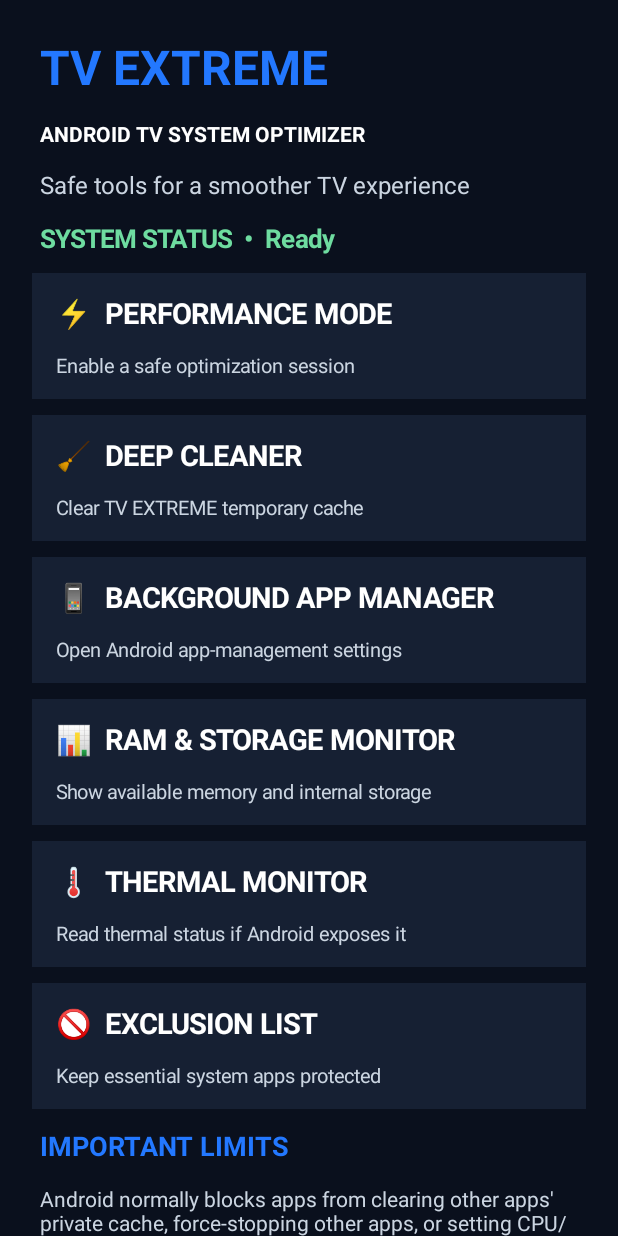
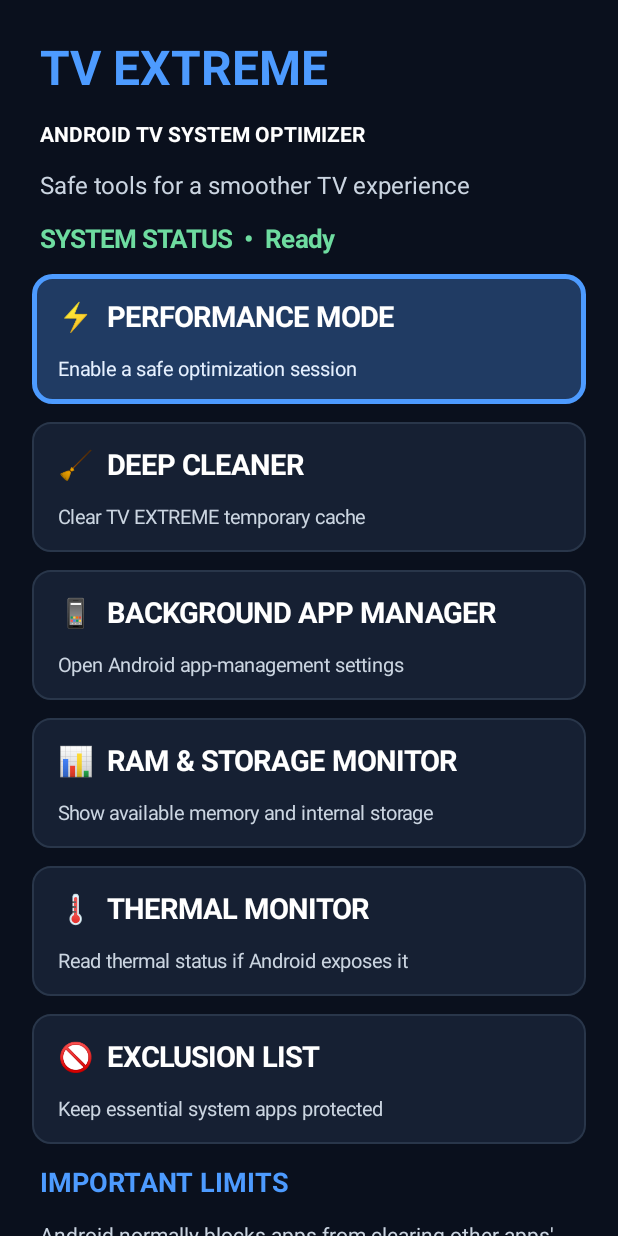
Before and after one commit to hexxrr/TV-EXTREME, an Android app: the screen it shows after launch (MainActivity), on a phone screen of 412 x 824 dp. Run offline under Robolectric (Android 15) with nearby library versions, the phone set to English and light mode, and no system bars.

Commit message:
Add visible D-pad focus highlight for TV remote navigation

```diff
--- a/app/src/main/java/com/tvextreme/optimizer/MainActivity.kt
+++ b/app/src/main/java/com/tvextreme/optimizer/MainActivity.kt
@@ -3,6 +3,8 @@ package com.tvextreme.optimizer
 import android.app.Activity
 import android.app.ActivityManager
 import android.content.Context
+import android.graphics.Color
+import android.graphics.drawable.GradientDrawable
 import android.os.Bundle
 import android.os.StatFs
 import android.view.KeyEvent
@@ -17,67 +19,146 @@ class MainActivity : Activity() {
     private lateinit var status: TextView
     private val navy = 0xFF0A101D.toInt()
     private val tile = 0xFF162033.toInt()
-    private val blue = 0xFF2378FF.toInt()
+    private val selectedTile = 0xFF203B63.toInt()
+    private val blue = 0xFF4D9BFF.toInt()
+    private val normalText = 0xFFCBD5E1.toInt()
+    private val actions = mutableListOf<LinearLayout>()
 
     override fun onCreate(savedInstanceState: Bundle?) {
         super.onCreate(savedInstanceState)
         window.decorView.systemUiVisibility = 5894 or 1024 or 512
-        val scroll = ScrollView(this)
-        panel = LinearLayout(this).apply { orientation = 1; setPadding(32, 24, 32, 32); setBackgroundColor(navy) }
-        scroll.addView(panel); setContentView(scroll)
+
+        val scroll = ScrollView(this).apply {
+            isFillViewport = true
+            descendantFocusability = android.view.ViewGroup.FOCUS_AFTER_DESCENDANTS
+        }
+        panel = LinearLayout(this).apply {
+            orientation = 1
+            setPadding(32, 24, 32, 32)
+            setBackgroundColor(navy)
+            isFocusable = false
+        }
+        scroll.addView(panel)
+        setContentView(scroll)
+
         panel.addView(text("TV EXTREME", 32, blue, true))
         panel.addView(text("ANDROID TV SYSTEM OPTIMIZER", 14, -1, true))
-        panel.addView(text("Safe tools for a smoother TV experience", 16, 0xFFCBD5E1.toInt(), false))
-        status = text("SYSTEM STATUS  •  Ready", 17, 0xFF6EDCA0.toInt(), true); panel.addView(status)
+        panel.addView(text("Safe tools for a smoother TV experience", 16, normalText, false))
+        status = text("SYSTEM STATUS  •  Ready", 17, 0xFF6EDCA0.toInt(), true)
+        panel.addView(status)
+
         action("⚡  PERFORMANCE MODE", "Enable a safe optimization session") {
             status.text = "PERFORMANCE MODE  •  Session active"
             Toast.makeText(this, "CPU/GPU clocks remain controlled by TV firmware.", Toast.LENGTH_LONG).show()
         }
         action("🧹  DEEP CLEANER", "Clear TV EXTREME temporary cache") {
             val bytes = cacheDir.walkTopDown().filter { it.isFile }.sumOf { it.length() }
-            cacheDir.deleteRecursively(); cacheDir.mkdirs()
+            cacheDir.deleteRecursively()
+            cacheDir.mkdirs()
             status.text = "CLEARED  •  ${fmt(bytes)} app cache"
         }
         action("📱  BACKGROUND APP MANAGER", "Open Android app-management settings") {
-            try { startActivity(android.content.Intent(android.provider.Settings.ACTION_APPLICATION_SETTINGS)) }
-            catch (_: Exception) { Toast.makeText(this, "System app settings unavailable", Toast.LENGTH_SHORT).show() }
+            try {
+                startActivity(android.content.Intent(android.provider.Settings.ACTION_APPLICATION_SETTINGS))
+            } catch (_: Exception) {
+                Toast.makeText(this, "System app settings unavailable", Toast.LENGTH_SHORT).show()
+            }
         }
         action("📊  RAM & STORAGE MONITOR", "Show available memory and internal storage") { resources() }
         action("🌡  THERMAL MONITOR", "Read thermal status if Android exposes it") { thermal() }
         action("🚫  EXCLUSION LIST", "Keep essential system apps protected") {
             Toast.makeText(this, "Use system app settings for protected TV apps.", Toast.LENGTH_LONG).show()
         }
+
         panel.addView(text("IMPORTANT LIMITS", 18, blue, true))
-        panel.addView(text("Android normally blocks apps from clearing other apps' private cache, force-stopping other apps, or setting CPU/GPU clocks. Those need supported OEM/system or ADB/Shizuku privileges. Thermal safety is never bypassed.", 14, 0xFFCBD5E1.toInt(), false))
+        panel.addView(text("Android normally blocks apps from clearing other apps' private cache, force-stopping other apps, or setting CPU/GPU clocks. Those need supported OEM/system or ADB/Shizuku privileges. Thermal safety is never bypassed.", 14, normalText, false))
+
+        // Put the remote's initial focus on the first available action.
+        actions.firstOrNull()?.requestFocus()
     }
 
     private fun text(s: String, size: Int, color: Int, bold: Boolean) = TextView(this).apply {
-        text = s; textSize = size.toFloat(); setTextColor(color); if (bold) setTypeface(null, 1); setPadding(8, 10, 8, 10)
+        text = s
+        textSize = size.toFloat()
+        setTextColor(color)
+        if (bold) setTypeface(null, 1)
+        setPadding(8, 10, 8, 10)
+        isFocusable = false
+        isClickable = false
     }
+
+    private fun cardBackground(focused: Boolean) = GradientDrawable().apply {
+        shape = GradientDrawable.RECTANGLE
+        cornerRadius = 18f
+        setColor(if (focused) selectedTile else tile)
+        setStroke(if (focused) 5 else 2, if (focused) blue else 0xFF29364A.toInt())
+    }
+
     private fun action(title: String, desc: String, run: () -> Unit) {
+        val titleView = text(title, 19, -1, true)
+        val descView = text(desc, 13, normalText, false)
+
         val box = LinearLayout(this).apply {
-            orientation = 1; setPadding(16, 10, 16, 10); setBackgroundColor(tile); isFocusable = true; isFocusableInTouchMode = true
+            orientation = 1
+            setPadding(18, 12, 18, 12)
+            background = cardBackground(false)
+            isFocusable = true
+            isFocusableInTouchMode = true
+            isClickable = true
             setOnClickListener { run() }
+            setOnFocusChangeListener { view, hasFocus ->
+                view.background = cardBackground(hasFocus)
+                titleView.setTextColor(if (hasFocus) Color.WHITE else 0xFFF1F5F9.toInt())
+                descView.setTextColor(if (hasFocus) 0xFFE5F0FF.toInt() else normalText)
+                view.invalidate()
+            }
             setOnKeyListener { _, key, event ->
-                if (event.action == KeyEvent.ACTION_UP && (key == KeyEvent.KEYCODE_DPAD_CENTER || key == KeyEvent.KEYCODE_ENTER)) { run(); true } else false
+                if (event.action == KeyEvent.ACTION_UP &&
+                    (key == KeyEvent.KEYCODE_DPAD_CENTER ||
+                     key == KeyEvent.KEYCODE_ENTER ||
+                     key == KeyEvent.KEYCODE_NUMPAD_ENTER)) {
+                    performClick()
+                    true
+                } else {
+                    false
+                }
             }
         }
-        box.addView(text(title, 19, -1, true)); box.addView(text(desc, 13, 0xFFCBD5E1.toInt(), false))
-        panel.addView(box, LinearLayout.LayoutParams(-1, -2).apply { setMargins(0, 8, 0, 8) })
+        box.addView(titleView)
+        box.addView(descView)
+        panel.addView(box, LinearLayout.LayoutParams(-1, -2).apply {
+            setMargins(0, 9, 0, 9)
+        })
+        actions.add(box)
     }
+
     private fun resources() {
         val am = getSystemService(Context.ACTIVITY_SERVICE) as ActivityManager
-        val mi = ActivityManager.MemoryInfo(); am.getMemoryInfo(mi)
+        val mi = ActivityManager.MemoryInfo()
+        am.getMemoryInfo(mi)
         val fs = StatFs(filesDir.absolutePath)
         status.text = "RAM free ${fmt(mi.availMem)} / ${fmt(mi.totalMem)}  •  Storage free ${fmt(fs.availableBytes)} / ${fmt(fs.totalBytes)}"
     }
+
     private fun thermal() {
         if (android.os.Build.VERSION.SDK_INT >= 29) {
             val pm = getSystemService(Context.POWER_SERVICE) as android.os.PowerManager
             status.text = "THERMAL STATUS  •  " + when (pm.currentThermalStatus) {
-                0 -> "None"; 1 -> "Light"; 2 -> "Moderate"; 3 -> "Severe"; 4 -> "Critical"; 5 -> "Emergency"; 6 -> "Shutdown"; else -> "Unknown"
+                0 -> "None"
+                1 -> "Light"
+                2 -> "Moderate"
+                3 -> "Severe"
+                4 -> "Critical"
+                5 -> "Emergency"
+                6 -> "Shutdown"
+                else -> "Unknown"
             }
-        } else status.text = "THERMAL STATUS  •  Not exposed by this Android version"
+        } else {
+            status.text = "THERMAL STATUS  •  Not exposed by this Android version"
+        }
     }
-    private fun fmt(n: Long): String = if (n < 1048576) "${n / 1024} KB" else String.format(Locale.US, "%.1f MB", n / 1048576.0)
+
+    private fun fmt(n: Long): String =
+        if (n < 1048576) "${n / 1024} KB"
+        else String.format(Locale.US, "%.1f MB", n / 1048576.0)
 }
```
